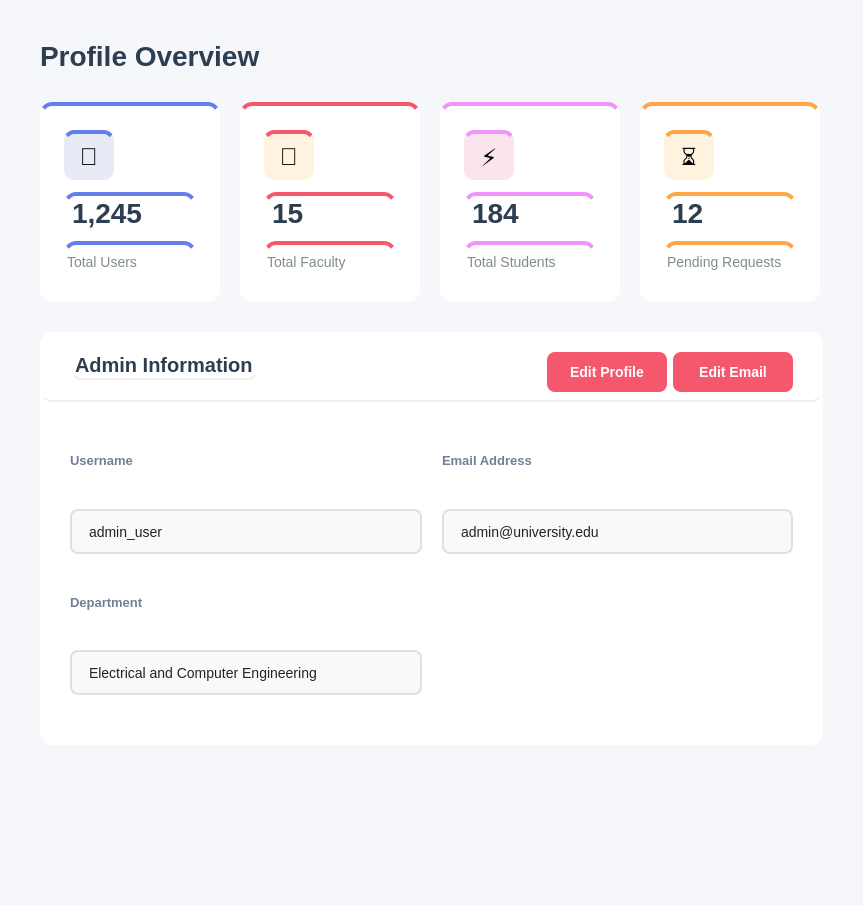
Yasser-Daffa/ECE-Course-Registeration, file app_ui/admin_ui/submenus_ui/profile.ui: the form before one commit.
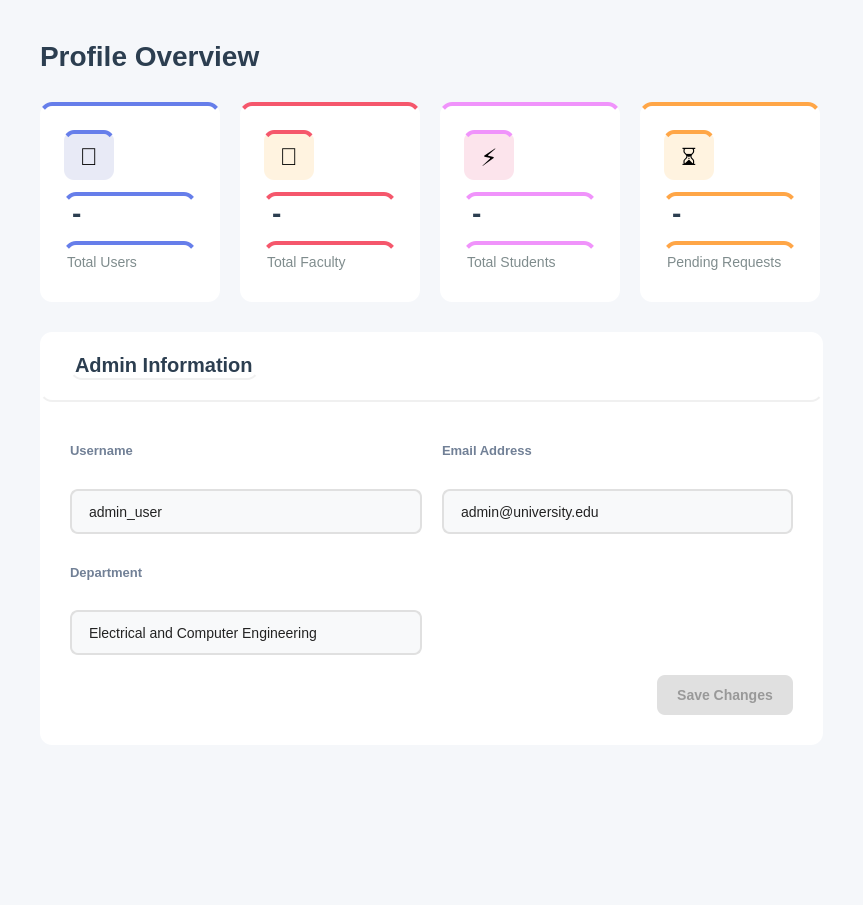
The form after the commit.

Commit message: Editd profile ui and manage section ui

```diff
--- a/app_ui/admin_ui/submenus_ui/profile.ui
+++ b/app_ui/admin_ui/submenus_ui/profile.ui
@@ -120,7 +120,7 @@
            <string notr="true">font-size: 28px; font-weight: bold; color: #2c3e50; background: transparent;</string>
           </property>
           <property name="text">
-           <string>1,245</string>
+           <string>-</string>
           </property>
          </widget>
         </item>
@@ -207,7 +207,7 @@
            <string notr="true">font-size: 28px; font-weight: bold; color: #2c3e50; background: transparent;</string>
           </property>
           <property name="text">
-           <string>15</string>
+           <string>-</string>
           </property>
          </widget>
         </item>
@@ -291,7 +291,7 @@
            <string notr="true">font-size: 28px; font-weight: bold; color: #2c3e50; background: transparent;</string>
           </property>
           <property name="text">
-           <string>184</string>
+           <string>-</string>
           </property>
          </widget>
         </item>
@@ -375,7 +375,7 @@
            <string notr="true">font-size: 28px; font-weight: bold; color: #2c3e50; background: transparent;</string>
           </property>
           <property name="text">
-           <string>12</string>
+           <string>-</string>
           </property>
          </widget>
         </item>
@@ -474,76 +474,6 @@
            </property>
           </spacer>
          </item>
-         <item>
-          <widget class="QPushButton" name="buttonEditName">
-           <property name="minimumSize">
-            <size>
-             <width>120</width>
-             <height>40</height>
-            </size>
-           </property>
-           <property name="cursor">
-            <cursorShape>PointingHandCursor</cursorShape>
-           </property>
-           <property name="styleSheet">
-            <string notr="true">QPushButton {
-    background-color: #f5576c;
-    color: #ffffff;
-    border: none;
-    border-radius: 8px;
-    font-size: 14px;
-    font-weight: bold;
-    padding: 10px 20px;
-    transition: background-color 150ms;
-}
-QPushButton:hover {
-    background-color: #e5475c;
-}
-QPushButton:pressed {
-    background-color: #d43f52;
-}
-</string>
-           </property>
-           <property name="text">
-            <string>Edit Profile</string>
-           </property>
-          </widget>
-         </item>
-         <item>
-          <widget class="QPushButton" name="buttonEditEmail">
-           <property name="minimumSize">
-            <size>
-             <width>120</width>
-             <height>40</height>
-            </size>
-           </property>
-           <property name="cursor">
-            <cursorShape>PointingHandCursor</cursorShape>
-           </property>
-           <property name="styleSheet">
-            <string notr="true">QPushButton {
-    background-color: #f5576c;
-    color: #ffffff;
-    border: none;
-    border-radius: 8px;
-    font-size: 14px;
-    font-weight: bold;
-    padding: 10px 20px;
-    transition: background-color 150ms;
-}
-QPushButton:hover {
-    background-color: #e5475c;
-}
-QPushButton:pressed {
-    background-color: #d43f52;
-}
-</string>
-           </property>
-           <property name="text">
-            <string>Edit Email</string>
-           </property>
-          </widget>
-         </item>
         </layout>
        </widget>
       </item>
@@ -605,7 +535,7 @@
               <string>admin@university.edu</string>
              </property>
              <property name="readOnly">
-              <bool>true</bool>
+              <bool>false</bool>
              </property>
             </widget>
            </item>
@@ -728,6 +658,50 @@
              </property>
             </spacer>
            </item>
+           <item>
+            <widget class="QPushButton" name="buttonSave">
+             <property name="enabled">
+              <bool>false</bool>
+             </property>
+             <property name="minimumSize">
+              <size>
+               <width>120</width>
+               <height>40</height>
+              </size>
+             </property>
+             <property name="cursor">
+              <cursorShape>PointingHandCursor</cursorShape>
+             </property>
+             <property name="styleSheet">
+              <string notr="true">QPushButton {
+    background-color: #f5576c;
+    color: white;
+    border: none;
+    border-radius: 8px;
+    font-size: 14px;
+    font-weight: bold;
+    padding: 10px 20px;
+}
+
+QPushButton:hover {
+    background-color: #e5475c;
+}
+
+QPushButton:pressed {
+    background-color: #d93f53; /* slightly darker for click feedback */
+}
+
+QPushButton:disabled {
+    background-color: #e0e0e0;
+    color: #999999;
+}
+</string>
+             </property>
+             <property name="text">
+              <string>Save Changes</string>
+             </property>
+            </widget>
+           </item>
           </layout>
          </item>
         </layout>
```
The commit also changes 9 other files.
